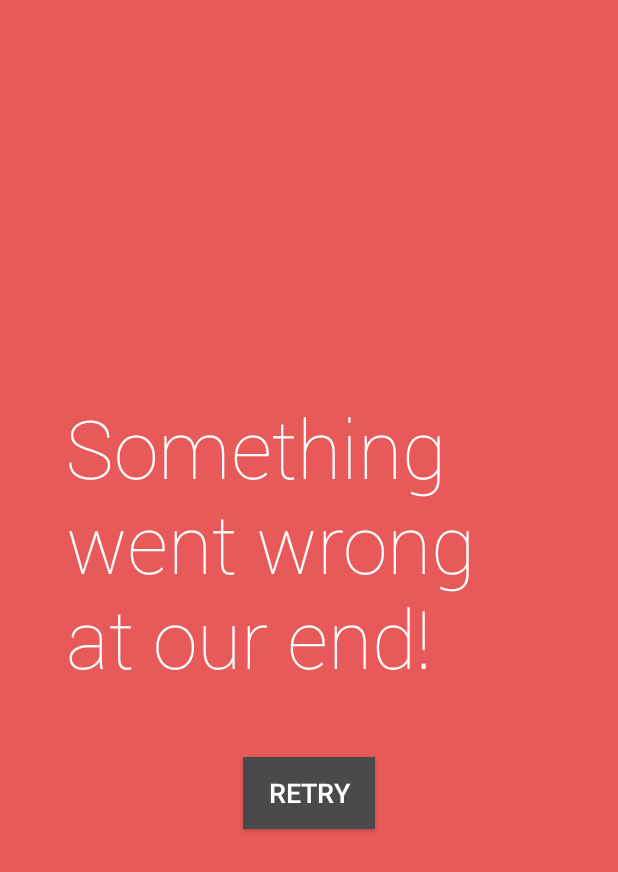
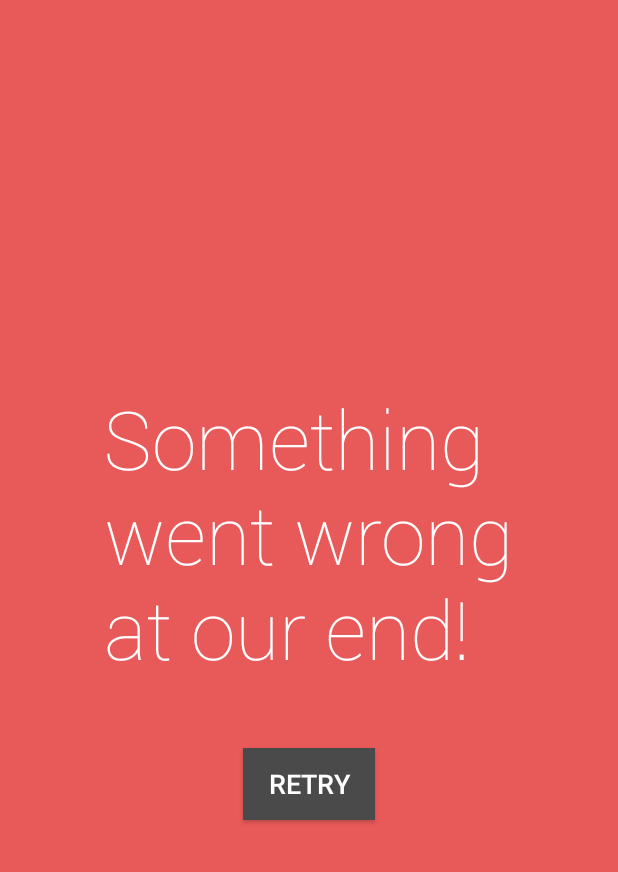
Before and after one commit to anugotta/WeatherApp, an Android app: the layout layout_error_fullscreen.xml on its own in the app's theme, with its tools: preview values and no code run, on a phone screen of 412 x 824 dp. Shown: the top 872 px of the screen. Run offline under Robolectric (Android 15) with nearby library versions, the phone set to English and light mode, and no system bars.

Commit message:
Misc UI changes
Signed-off-by: Anu S Pillai <anugotta@gmail.com>

```diff
--- a/app/src/main/res/layout/layout_error_fullscreen.xml
+++ b/app/src/main/res/layout/layout_error_fullscreen.xml
@@ -6,7 +6,7 @@
         android:layout_height="match_parent">
 
     <View
-            android:layout_width="match_parent"
+            android:layout_width="wrap_content"
             android:layout_height="match_parent"
             android:background="@color/bgErrorState"
             app:layout_constraintBottom_toBottomOf="parent"
@@ -20,13 +20,13 @@
             android:textColor="@color/white"
             android:fontFamily="@font/roboto_thin"
             android:text="@string/something_went_wrong_at_our_end"
-            android:layout_width="0dp"
+            android:layout_width="wrap_content"
             android:layout_height="wrap_content"
             app:layout_constraintTop_toTopOf="parent" app:layout_constraintStart_toStartOf="parent"
-            app:layout_constraintEnd_toEndOf="parent" android:layout_marginLeft="44dp"
-            android:layout_marginStart="44dp" android:layout_marginRight="44dp" android:layout_marginEnd="44dp"
+            app:layout_constraintEnd_toEndOf="parent"
             android:id="@+id/textView"
-            app:layout_constraintBottom_toBottomOf="@+id/view" app:layout_constraintVertical_bias="0.42000002"/>
+            app:layout_constraintBottom_toBottomOf="@+id/view" app:layout_constraintVertical_bias="0.41000003"
+    />
 
 
     <Button android:id="@+id/btnRetry"
--- a/app/src/main/res/values/strings.xml
+++ b/app/src/main/res/values/strings.xml
@@ -1,5 +1,5 @@
 <resources>
     <string name="app_name">Weather App</string>
-    <string name="something_went_wrong_at_our_end">Something went wrong at our end!</string>
+    <string name="something_went_wrong_at_our_end">Something\nwent wrong\nat our end!</string>
     <string name="retry">Retry</string>
 </resources>
```
